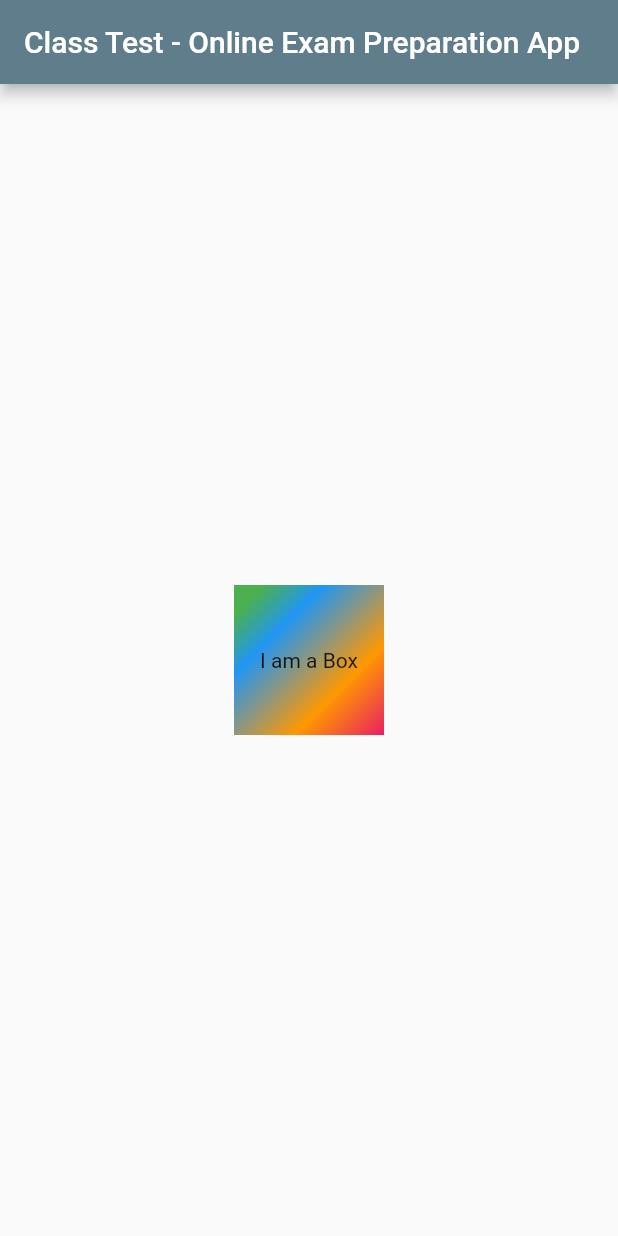
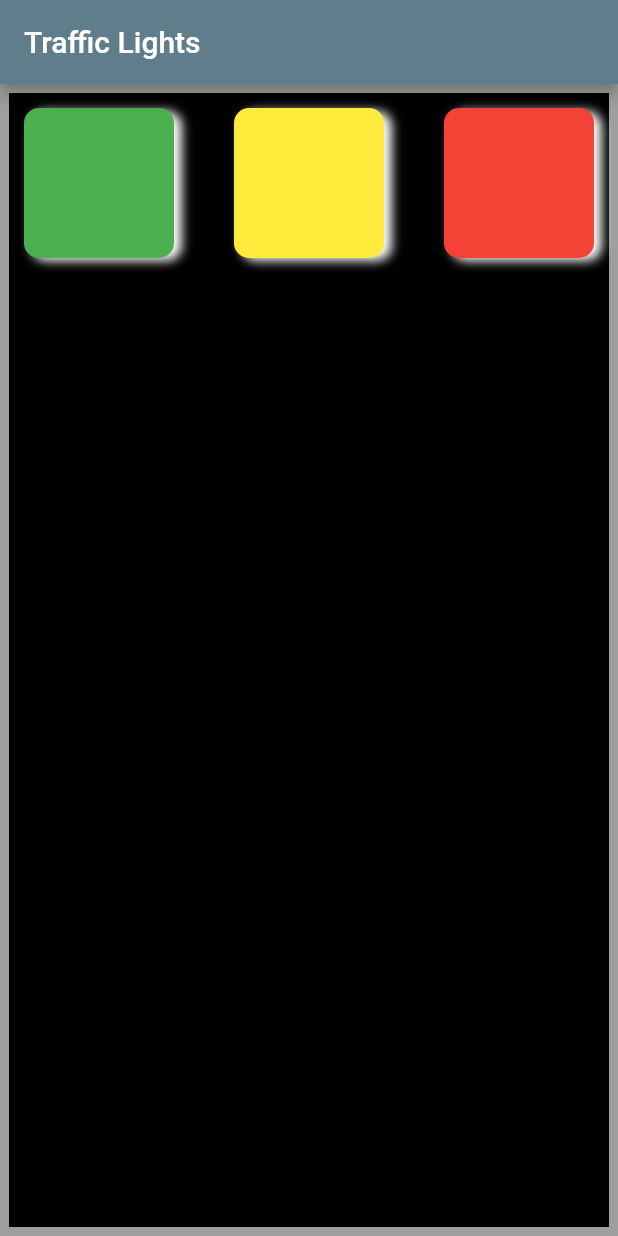
Before and after one commit to Ramji001/MyApp, a Flutter app: the screen it shows after launch, on a phone screen of 412 x 824 dp. Run offline on Flutter 3.47's test engine with Material 2 defaults, Android fonts, the phone set to English and light mode, and no system bars.

Commit message:
ch2 completed

```diff
--- a/class_test/lib/main.dart
+++ b/class_test/lib/main.dart
@@ -13,32 +13,71 @@ class HomePage extends StatelessWidget {
     return Scaffold(
       appBar: AppBar(
         backgroundColor: Colors.blueGrey,
-        title: Text("Class Test - Online Exam Preparation App"),
+        title: Text(
+            //"Class Test - Online Exam Preparation App"
+            "Traffic Lights"),
       ),
-      body: Center(
+      backgroundColor: Colors.grey,
+      body: Padding(
+        padding: const EdgeInsets.all(6.0),
         child: Container(
-          padding: const EdgeInsets.all(10),
-          alignment: Alignment.center,
-          width: 100,
-          height: 100,
-          child: Text("I am a Box"),
-          decoration: BoxDecoration(
-              color: Colors.teal,
-              gradient: LinearGradient(
-                  begin: Alignment.topLeft,
-                  end: Alignment.bottomRight,
-                  stops: [
-                    0.1,
-                    0.3,
-                    0.7,
-                    1
-                  ],
-                  colors: [
-                    Colors.green,
-                    Colors.blue,
-                    Colors.orange,
-                    Colors.pink
-                  ])),
+          color: Colors.black,
+          width: MediaQuery.of(context).size.width,
+          height: MediaQuery.of(context).size.height,
+          child: Padding(
+            padding: const EdgeInsets.all(10.0),
+            child: Row(
+              mainAxisAlignment: MainAxisAlignment.spaceBetween,
+              crossAxisAlignment: CrossAxisAlignment.start,
+              children: [
+                Container(
+                  decoration: BoxDecoration(
+                    borderRadius: BorderRadius.circular(10),
+                    color: Colors.green,
+                    boxShadow: [
+                      BoxShadow(
+                        color: Colors.white,
+                        blurRadius: 5,
+                        offset: Offset(5.0, 2.0),
+                      )
+                    ],
+                  ),
+                  width: 100,
+                  height: 100,
+                ),
+                Container(
+                  width: 100,
+                  height: 100,
+                  decoration: BoxDecoration(
+                    borderRadius: BorderRadius.circular(10),
+                    color: Colors.yellow,
+                    boxShadow: [
+                      BoxShadow(
+                        color: Colors.white,
+                        blurRadius: 5,
+                        offset: Offset(5.0, 2.0),
+                      )
+                    ],
+                  ),
+                ),
+                Container(
+                  width: 100,
+                  height: 100,
+                  decoration: BoxDecoration(
+                    borderRadius: BorderRadius.circular(10),
+                    color: Colors.red,
+                    boxShadow: [
+                      BoxShadow(
+                        color: Colors.white,
+                        blurRadius: 5,
+                        offset: Offset(5.0, 2.0),
+                      )
+                    ],
+                  ),
+                ),
+              ],
+            ),
+          ),
         ),
       ),
     );
```
